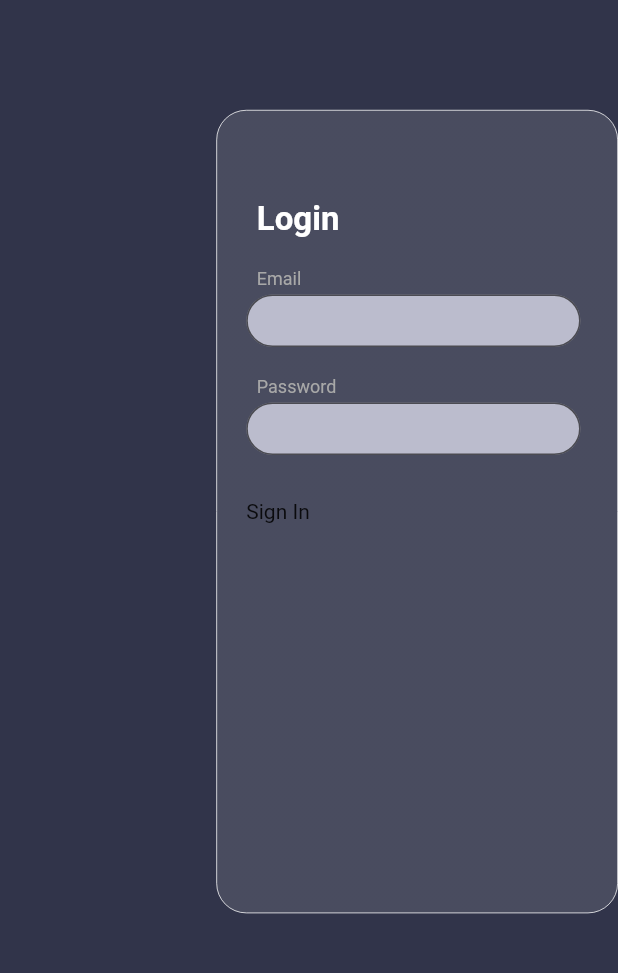
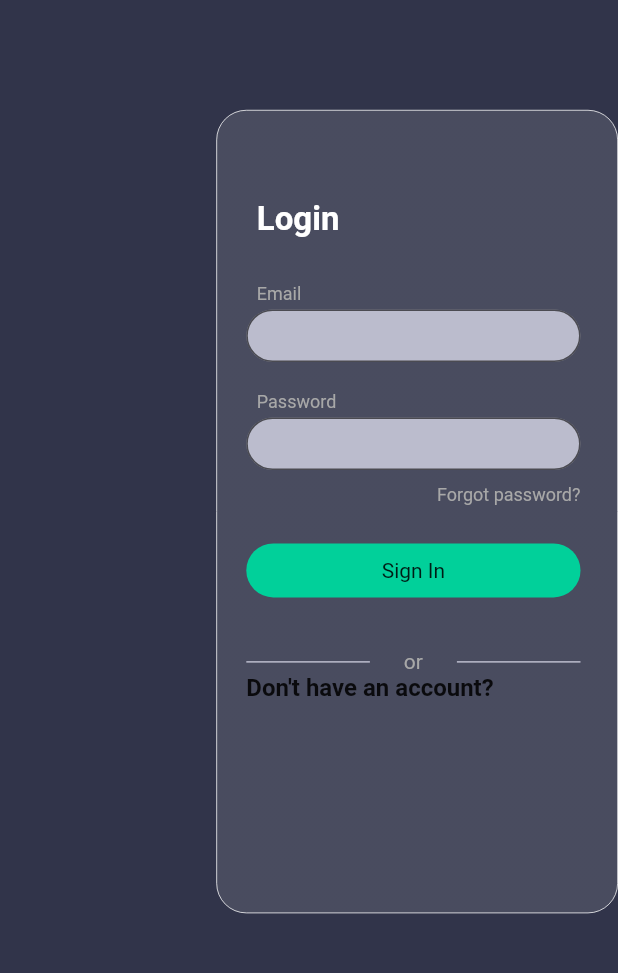
Before and after one commit to mh31-priyanshu/econhacks-2021, a Flutter app: the LoginPage screen opened directly, on a phone screen of 412 x 824 dp, the part 136-1109 px from its top. Run offline on Flutter 3.47's test engine with Material 2 defaults, Android fonts, the phone set to English and light mode, and no system bars; drawn by our look-alikes of glassmorphism; our stand-ins replace cloud_firestore, firebase_core, hexcolor; accounts and stored records are empty.

Commit message:
Update loginpageui.dart

```diff
--- a/myapp/lib/authpages/loginpageui.dart
+++ b/myapp/lib/authpages/loginpageui.dart
@@ -76,7 +76,7 @@ class _LoginPageState extends State<LoginPage> {
                               fontSize: 22)),
                     ),
                     const SizedBox(
-                      height: 20,
+                      height: 30,
                     ),
                     Container(
                       margin: EdgeInsets.fromLTRB(7, 0, 0, 0),
@@ -137,13 +137,60 @@ class _LoginPageState extends State<LoginPage> {
                         style: TextStyle(),
                       ),
                     ),
-                    SizedBox(height:30),
+                    SizedBox(height: 10,),
                     Container(
+                      width: width*0.65-0.14,
+                      margin: EdgeInsets.fromLTRB(7, 0, 0, 0),
+                      child: const Text(
+                        "Forgot password?",
+                        textAlign: TextAlign.end,
+                        style:
+                            TextStyle(color: Color(0xffA8A8A8), fontSize: 12),
+                      ),
+                    ),
+                    SizedBox(height:25),
+                    Container(
+                      decoration: BoxDecoration(
+                          color: Color(0xff01D09A),
+                          borderRadius: BorderRadius.circular(50),
+                      ),
+                      padding: EdgeInsets.all(10),
+                      width: width*0.65-0.14,
                       child: Text("Sign In",
                       textAlign: TextAlign.center,
                         style:TextStyle(
 
                         )
+                      ),
+                    ),
+                    SizedBox(height:35),
+                    Row(
+                      mainAxisAlignment: MainAxisAlignment.spaceBetween,
+                      children: [
+                        Container(
+                          height: 1,
+                          width:width*0.20,
+                          color: Color(0xffBBBCCD),
+                        ),
+                        Text(
+                          "or",
+                          style: TextStyle(
+                            color:Color(0xffA8A8A8),
+
+                          ),
+                        ),
+                        Container(
+                          height: 1,
+                          width:width*0.20,
+                          color: Color(0xffBBBCCD),
+                        )
+                      ],
+                    ),
+                    Text(
+                      "Don't have an account?",
+                      style: TextStyle(
+                        fontWeight: FontWeight.bold,
+                        fontSize:16
                       ),
                     )
                   ],
```
